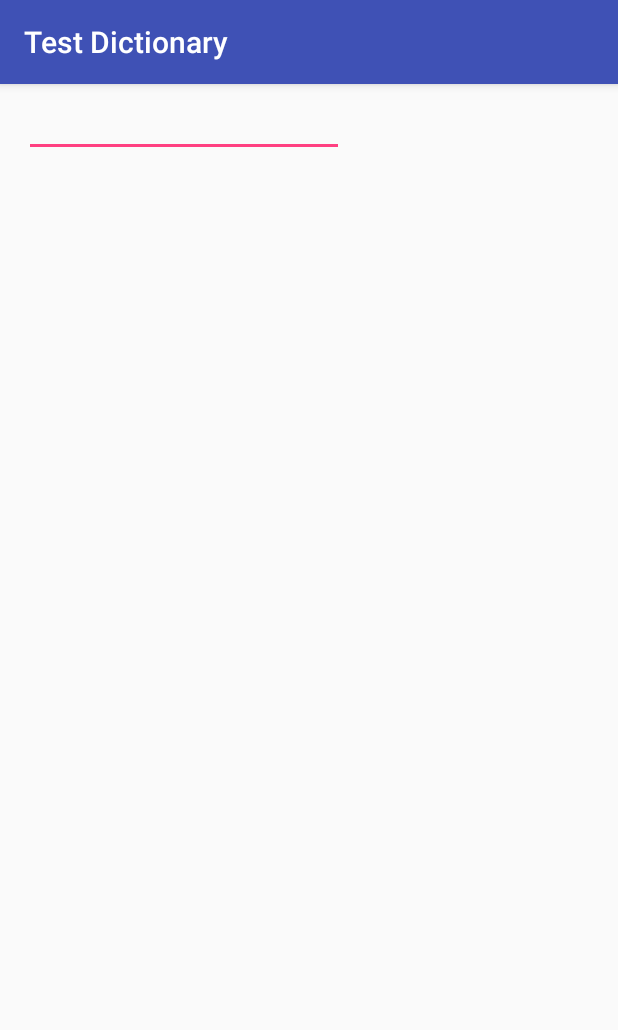
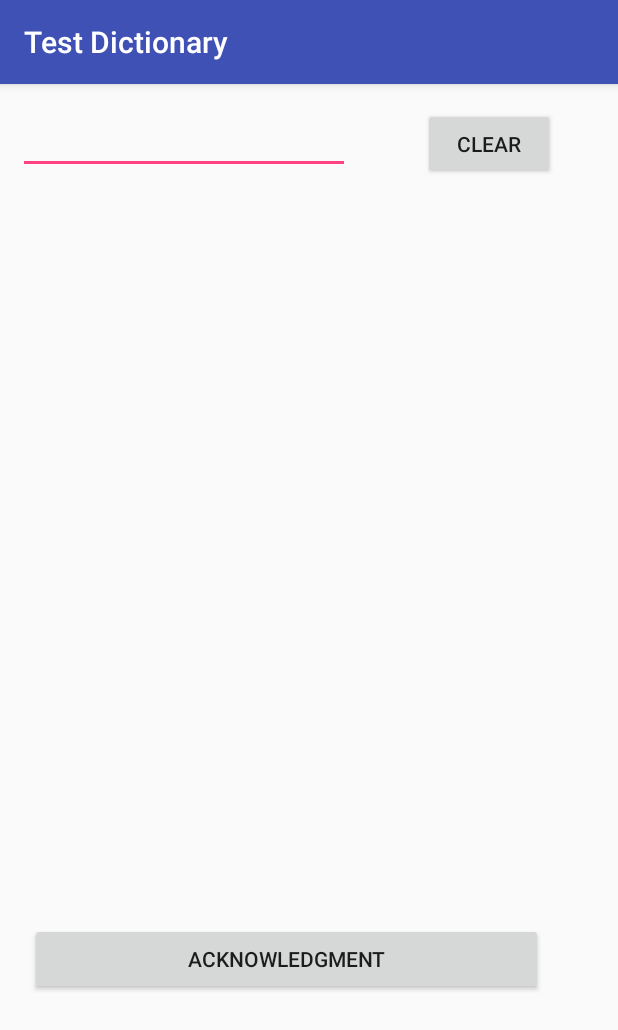
Before and after one commit to allisonjin/NUMAD17Fall_ZhiyaoJin, an Android app: the screen it shows after launch (DictionaryActivity), after a tap on "DICTIONARY", on a phone screen of 412 x 824 dp. Shown: the top 1030 px of the screen. Run offline under Robolectric (Android 15) with nearby library versions, the phone set to English and light mode, and no system bars.

Commit message:
final dictionary

```diff
--- a/app/src/main/java/edu/neu/madcourse/zhiyaojin/activity/DictionaryActivity.java
+++ b/app/src/main/java/edu/neu/madcourse/zhiyaojin/activity/DictionaryActivity.java
@@ -1,19 +1,25 @@
 package edu.neu.madcourse.zhiyaojin.activity;
 
+import android.support.v4.app.FragmentManager;
 import android.support.v7.app.AppCompatActivity;
 import android.os.Bundle;
 import android.text.Editable;
 import android.text.TextWatcher;
-import android.util.Log;
+import android.view.View;
+import android.widget.EditText;
 import android.widget.TextView;
 
 import edu.neu.madcourse.zhiyaojin.R;
-import edu.neu.madcourse.zhiyaojin.dictionary.DictionaryDB;
+import edu.neu.madcourse.zhiyaojin.dictionary.DictionaryDBHelper;
+import edu.neu.madcourse.zhiyaojin.fragment.AcknowledgmentDialogFragment;
 
 public class DictionaryActivity extends AppCompatActivity {
-    private DictionaryDB dictionaryDB;
+    private static final int WORD_MIN_LENGTH = 3;
 
-    private TextView searchEditText;
+    private DictionaryDBHelper helper;
+
+    private EditText searchEditText;
+    private TextView enteredWordsTextView;
 
     @Override
     protected void onCreate(Bundle savedInstanceState) {
@@ -21,19 +27,21 @@ public class DictionaryActivity extends AppCompatActivity {
         setContentView(R.layout.activity_dictionary);
         getSupportActionBar().setTitle(R.string.dict_title);
 
-        dictionaryDB = new DictionaryDB(getApplicationContext());
+        helper = new DictionaryDBHelper(getApplicationContext());
+        searchEditText = (EditText)findViewById(R.id.dict_search);
+        enteredWordsTextView = (TextView)findViewById(R.id.dict_entered_words);
 
-        searchEditText = (TextView)findViewById(R.id.dict_search);
         searchEditText.addTextChangedListener(new TextWatcher() {
             @Override
-            public void beforeTextChanged(CharSequence charSequence, int i, int i1, int i2) {
+            public void beforeTextChanged(CharSequence s, int start, int count, int after) {
 
             }
 
             @Override
             public void onTextChanged(CharSequence s, int start, int before, int count) {
-                if (s.length() >= 3) {
-                    Log.i("test", s.toString() + " exists: " + dictionaryDB.wordExists(s.toString()));
+                String word = s.toString();
+                if (s.length() >= WORD_MIN_LENGTH && helper.wordExists(word)) {
+                    updateEnteredWords(word);
                 }
             }
 
@@ -43,4 +51,24 @@ public class DictionaryActivity extends AppCompatActivity {
             }
         });
     }
+
+    private void updateEnteredWords(String word) {
+        String text = word + "\n" + enteredWordsTextView.getText();
+        enteredWordsTextView.setText(text);
+    }
+
+    public void clear(View view) {
+        searchEditText.setText("");
+        enteredWordsTextView.setText("");
+    }
+
+    public void displayAcknowledgment(View view) {
+        FragmentManager fm = getSupportFragmentManager();
+        AcknowledgmentDialogFragment dialog = new AcknowledgmentDialogFragment();
+        Bundle bundle = new Bundle();
+        bundle.putString("source", getString(R.string.source_assignment2));
+        dialog.setArguments(bundle);
+        dialog.setRetainInstance(true);
+        dialog.show(fm, "acknowledgment");
+    }
 }
--- a/app/src/main/java/edu/neu/madcourse/zhiyaojin/dictionary/DictionaryDB.java
+++ /dev/null
@@ -1,125 +0,0 @@
-package edu.neu.madcourse.zhiyaojin.dictionary;
-
-import android.content.ContentValues;
-import android.content.Context;
-import android.database.Cursor;
-import android.database.sqlite.SQLiteDatabase;
-import android.database.sqlite.SQLiteOpenHelper;
-import android.util.Log;
-
-import java.io.BufferedReader;
-import java.io.IOException;
-import java.io.InputStream;
-import java.io.InputStreamReader;
-import java.util.ArrayList;
-import java.util.List;
-
-import edu.neu.madcourse.zhiyaojin.R;
-
-/**
- * Created by allisonjin on 9/25/17.
- */
-
-public class DictionaryDB {
-    private static final String DB_NAME = "dictionary";
-    private static final int DB_VERSION = 2;
-//    private static final String FTS_VIRTUAL_TABLE = "FTSdictionary";
-    private static final String TABLE_NAME = "dict";
-
-    private static final String WORD = "word";
-
-//    private final DictionaryDBOpenHelper dbOpenHelper;
-    private final SQLiteDatabase dictionaryDB;
-
-    public DictionaryDB(Context context) {
-//        dbOpenHelper = new DictionaryDBOpenHelper(context);
-        DictionaryDBOpenHelper dbOpenHelper = new DictionaryDBOpenHelper(context);
-        dictionaryDB = dbOpenHelper.getReadableDatabase();
-    }
-
-    public boolean wordExists(String word) {
-        return query(word).getCount() > 0;
-    }
-
-    private Cursor query(String word) {
-        String[] columns = new String[]{WORD};
-        String selection = WORD + "=?";
-        String[] selectionArgs = new String[]{word};
-//        return dbOpenHelper.getReadableDatabase().query(FTS_VIRTUAL_TABLE,
-//                columns, selection, selectionArgs, null, null, null);
-        return dictionaryDB.query(TABLE_NAME,
-                columns, selection, selectionArgs, null, null, null);
-    }
-
-    private class DictionaryDBOpenHelper extends SQLiteOpenHelper {
-        private final Context helperContext;
-        private SQLiteDatabase sqLiteDatabase;
-
-        private static final String FTS_TABLE_CREATE =
-                "CREATE TABLE " + TABLE_NAME + " (" + WORD + ");";
-
-        DictionaryDBOpenHelper(Context context) {
-            super(context, DB_NAME, null, DB_VERSION);
-            helperContext = context;
-        }
-
-        @Override
-        public void onCreate(SQLiteDatabase db) {
-            sqLiteDatabase = db;
-            sqLiteDatabase.execSQL(FTS_TABLE_CREATE);
-            loadDictionary();
-        }
-
-        private void loadDictionary() {
-            new Thread(new Runnable() {
-                public void run() {
-                    try {
-                        loadWords();
-                    } catch (IOException e) {
-                        throw new RuntimeException(e);
-                    }
-                }
-            }).start();
-        }
-
-        private void loadWords() throws IOException {
-            Log.i("db", "loading");
-            InputStream inputStream = helperContext.getResources().openRawResource(R.raw.wordlist);
-            BufferedReader reader = new BufferedReader(new InputStreamReader(inputStream));
-            List<String> words = new ArrayList<>();
-
-            try {
-                String line;
-                while((line = reader.readLine()) != null) {
-                    words.add(line.trim());
-                }
-            } finally {
-                reader.close();
-            }
-            addWords(words);
-        }
-
-        private void addWords(List<String> words) {
-            ContentValues contentValues = new ContentValues();
-            sqLiteDatabase.beginTransaction();
-            for (String word : words) {
-                contentValues.put(WORD, word);
-                sqLiteDatabase.insert(TABLE_NAME, null, contentValues);
-            }
-            sqLiteDatabase.setTransactionSuccessful();
-            sqLiteDatabase.endTransaction();
-        }
-
-        private void addWord(String word) {
-            ContentValues contentValues = new ContentValues();
-            contentValues.put(WORD, word);
-            sqLiteDatabase.insert(TABLE_NAME, null, contentValues);
-        }
-
-        @Override
-        public void onUpgrade(SQLiteDatabase db, int oldVersion, int newVersion) {
-            db.execSQL("DROP TABLE IF EXISTS " + TABLE_NAME);
-            onCreate(db);
-        }
-    }
-}
--- /dev/null
+++ b/app/src/main/java/edu/neu/madcourse/zhiyaojin/dictionary/DictionaryDBHelper.java
@@ -0,0 +1,151 @@
+package edu.neu.madcourse.zhiyaojin.dictionary;
+
+import android.content.ContentValues;
+import android.content.Context;
+import android.database.Cursor;
+import android.database.sqlite.SQLiteDatabase;
+import android.database.sqlite.SQLiteOpenHelper;
+import android.util.Log;
+
+import java.io.BufferedReader;
+import java.io.File;
+import java.io.FileOutputStream;
+import java.io.IOException;
+import java.io.InputStream;
+import java.io.InputStreamReader;
+import java.io.OutputStream;
+import java.util.ArrayList;
+import java.util.List;
+
+import edu.neu.madcourse.zhiyaojin.BuildConfig;
+import edu.neu.madcourse.zhiyaojin.R;
+
+/**
+ * Created by allisonjin on 9/25/17.
+ */
+
+public class DictionaryDBHelper extends SQLiteOpenHelper {
+    private static final String TAG = "DictionaryDBHelper";
+
+    private static final String DB_NAME = "dictionary.db";
+    private static final String DB_PATH = "/data/data/"
+            + BuildConfig.APPLICATION_ID + "/databases/";
+    private static final int DB_VERSION = 2;
+    private static final String TABLE_NAME = "dict";
+    private static final String WORD = "word";
+    private static final String INDEX = TABLE_NAME + "_" + WORD;
+
+    private static final String CREATE_TABLE =
+            "CREATE TABLE " + TABLE_NAME + " (" + WORD + ");";
+    private static final String CREATE_INDEX =
+            "CREATE INDEX " + INDEX + " ON " + TABLE_NAME + " (" + WORD + ");";
+
+    private Context mContext;
+    private SQLiteDatabase mSQLiteDatabase;
+
+    public DictionaryDBHelper(Context context) {
+        super(context, DB_NAME, null, DB_VERSION);
+        mContext = context;
+        openOrCopyDatabase();
+    }
+
+    private void openOrCopyDatabase() {
+        String dbFilePath = DB_PATH + DB_NAME;
+        File dbFile = new File(dbFilePath);
+        if (!dbFile.exists()) {
+            File dbPath = new File(DB_PATH);
+            dbPath.mkdirs();
+            copyDatabase(dbFile);
+        }
+        mSQLiteDatabase = SQLiteDatabase.openDatabase(dbFile.getPath(),
+                null, SQLiteDatabase.OPEN_READONLY);
+    }
+
+    private void copyDatabase(File dbFile) {
+        InputStream is = null;
+        OutputStream os = null;
+        try {
+            try {
+                is = mContext.getAssets().open(DB_NAME);
+            } catch (IOException e) {
+                createDBFromDictionary();
+            }
+            os = new FileOutputStream(dbFile);
+            byte[] buffer = new byte[1024];
+            while (is.read(buffer) > 0) {
+                os.write(buffer);
+            }
+        } catch (Exception e) {
+            e.printStackTrace();
+        } finally {
+            try {
+                if (os != null) os.close();
+                if (is != null) is.close();
+            } catch (Exception e) {
+                e.printStackTrace();
+            }
+        }
+    }
+
+    private void createDBFromDictionary() {
+        mSQLiteDatabase = this.getReadableDatabase();
+        mSQLiteDatabase.execSQL(CREATE_TABLE);
+        mSQLiteDatabase.execSQL(CREATE_INDEX);
+        loadDictionary();
+    }
+
+    private void loadDictionary() {
+        Log.i(TAG, "Loading dictionary file...");
+        InputStream inputStream = mContext.getResources().openRawResource(R.raw.wordlist);
+        BufferedReader reader = new BufferedReader(new InputStreamReader(inputStream));
+        List<String> words = new ArrayList<>();
+
+        try {
+            String line;
+            while((line = reader.readLine()) != null) {
+                words.add(line.trim());
+            }
+        } catch (IOException e) {
+            e.printStackTrace();
+        } finally {
+            try {
+                reader.close();
+            } catch (IOException e) {
+                e.printStackTrace();
+            }
+        }
+        addWords(words);
+    }
+
+    private void addWords(List<String> words) {
+        ContentValues contentValues = new ContentValues();
+        mSQLiteDatabase.beginTransaction();
+        for (String word : words) {
+            contentValues.put(WORD, word);
+            mSQLiteDatabase.insert(TABLE_NAME, null, contentValues);
+        }
+        mSQLiteDatabase.setTransactionSuccessful();
+        mSQLiteDatabase.endTransaction();
+    }
+
+    public boolean wordExists(String word) {
+        return query(word).getCount() > 0;
+    }
+
+    private Cursor query(String word) {
+        String[] columns = new String[]{WORD};
+        String selection = WORD + "=?";
+        String[] selectionArgs = new String[]{word};
+        return mSQLiteDatabase.query(TABLE_NAME,
+                columns, selection, selectionArgs, null, null, null);
+    }
+
+    @Override
+    public void onCreate(SQLiteDatabase db) { }
+
+    @Override
+    public void onUpgrade(SQLiteDatabase db, int oldVersion, int newVersion) {
+        db.execSQL("DROP TABLE IF EXISTS " + TABLE_NAME);
+        onCreate(db);
+    }
+}
--- a/app/src/main/res/layout/activity_dictionary.xml
+++ b/app/src/main/res/layout/activity_dictionary.xml
@@ -8,16 +8,69 @@
 
     <EditText
         android:id="@+id/dict_search"
-        android:layout_width="wrap_content"
-        android:layout_height="wrap_content"
+        android:layout_width="221dp"
+        android:layout_height="44dp"
         android:ems="10"
         android:inputType="textPersonName"
         tools:layout_constraintTop_creator="1"
-        android:layout_marginStart="16dp"
-        android:layout_marginTop="3dp"
+        android:layout_marginStart="12dp"
+        android:layout_marginTop="16dp"
         tools:layout_constraintLeft_creator="1"
         app:layout_constraintLeft_toLeftOf="parent"
         app:layout_constraintTop_toTopOf="parent"
-        android:layout_marginLeft="16dp" />
+        android:layout_marginLeft="12dp" />
+
+    <TextView
+        android:id="@+id/dict_entered_words"
+        android:layout_width="0dp"
+        android:layout_height="317dp"
+        android:layout_marginTop="9dp"
+        android:textSize="18sp"
+        app:layout_constraintHorizontal_bias="0.0"
+        app:layout_constraintLeft_toLeftOf="@+id/dict_search"
+        app:layout_constraintRight_toRightOf="@+id/dict_search"
+        app:layout_constraintTop_toBottomOf="@+id/dict_search"
+        tools:layout_constraintLeft_creator="1"
+        tools:layout_constraintRight_creator="1"
+        tools:layout_constraintTop_creator="1" />
+
+    <Button
+        android:id="@+id/dict_clear"
+        android:layout_width="wrap_content"
+        android:layout_height="wrap_content"
+        android:layout_marginEnd="42dp"
+        android:layout_marginLeft="23dp"
+        android:layout_marginRight="42dp"
+        android:layout_marginStart="23dp"
+        android:onClick="clear"
+        android:text="@string/dict_clear"
+        app:layout_constraintBaseline_toBaselineOf="@+id/dict_search"
+        app:layout_constraintLeft_toRightOf="@+id/dict_search"
+        app:layout_constraintRight_toRightOf="parent"
+        tools:layout_constraintBaseline_creator="1"
+        tools:layout_constraintLeft_creator="1"
+        tools:layout_constraintRight_creator="1"
+        app:layout_constraintHorizontal_bias="1.0" />
+
+    <Button
+        android:id="@+id/dict_acknowledge"
+        android:layout_width="0dp"
+        android:layout_height="wrap_content"
+        android:layout_marginLeft="8dp"
+        android:layout_marginStart="8dp"
+        android:layout_marginTop="20dp"
+        android:onClick="displayAcknowledgment"
+        android:text="@string/dict_acknowledge"
+        app:layout_constraintHorizontal_bias="0.0"
+        app:layout_constraintLeft_toLeftOf="@+id/dict_search"
+        app:layout_constraintRight_toRightOf="@+id/dict_clear"
+        app:layout_constraintTop_toBottomOf="@+id/dict_entered_words"
+        tools:layout_constraintLeft_creator="1"
+        tools:layout_constraintTop_creator="1"
+        android:layout_marginRight="8dp"
+        android:layout_marginEnd="8dp"
+        tools:layout_constraintRight_creator="1"
+        app:layout_constraintBottom_toBottomOf="parent"
+        android:layout_marginBottom="8dp" />
 
 </android.support.constraint.ConstraintLayout>
--- a/app/src/main/res/layout/activity_main.xml
+++ b/app/src/main/res/layout/activity_main.xml
@@ -72,7 +72,7 @@
         tools:layout_constraintTop_creator="1"
         tools:layout_constraintRight_creator="1"
         app:layout_constraintRight_toRightOf="parent"
-        android:layout_marginTop="136dp"
+        android:layout_marginTop="271dp"
         app:layout_constraintTop_toBottomOf="@+id/generate_error_btn"
         tools:layout_constraintLeft_creator="1"
         app:layout_constraintLeft_toLeftOf="parent"
@@ -85,7 +85,7 @@
         tools:layout_constraintTop_creator="1"
         tools:layout_constraintRight_creator="1"
         app:layout_constraintRight_toRightOf="parent"
-        android:layout_marginTop="163dp"
+        android:layout_marginTop="302dp"
         app:layout_constraintTop_toBottomOf="@+id/generate_error_btn"
         tools:layout_constraintLeft_creator="1"
         app:layout_constraintLeft_toLeftOf="parent"
--- a/app/src/main/res/values/strings.xml
+++ b/app/src/main/res/values/strings.xml
@@ -3,14 +3,25 @@
     <string name="main_title">Zhiyao Jin</string>
     <string name="about_btn">ABOUT</string>
     <string name="error_btn">GENERATE ERROR</string>
+    <string name="dict_btn">DICTIONARY</string>
+
     <string name="about_title">About Me</string>
     <string name="about_name">Zhiyao Jin</string>
     <string name="about_email">jin.z@husky.neu.edu</string>
     <string name="about_year">2nd year</string>
     <string name="about_photo"></string>
     <string name="about_phone_id">123456</string>
-    <string name="version_code"></string>
-    <string name="version_name"></string>
-    <string name="dict_btn">DICTIONARY</string>
+
     <string name="dict_title">Test Dictionary</string>
+    <string name="dict_clear">Clear</string>
+    <string name="dict_acknowledge">Acknowledgment</string>
+
+    <string name="acknowledgment_title">Acknowledgment</string>
+    <string name="acknowledgment_source">Source:</string>
+    <string name="source_assignment2">https://github.com/android/platform_development
+        /blob/master/samples/SearchableDictionary/src/com/example/android/searchabledict
+        /DictionaryDatabase.java</string>
+
+    <string name="btn_ok">OK</string>
+
 </resources>
```
Also changed, not shown: app/src/main/java/edu/neu/madcourse/zhiyaojin/fragment/AcknowledgmentDialogFragment.java (added, +27 -0 lines), app/src/main/res/layout/fragment_acknowledgment_dialog.xml (added, +9 -0 lines), 1 other file.
